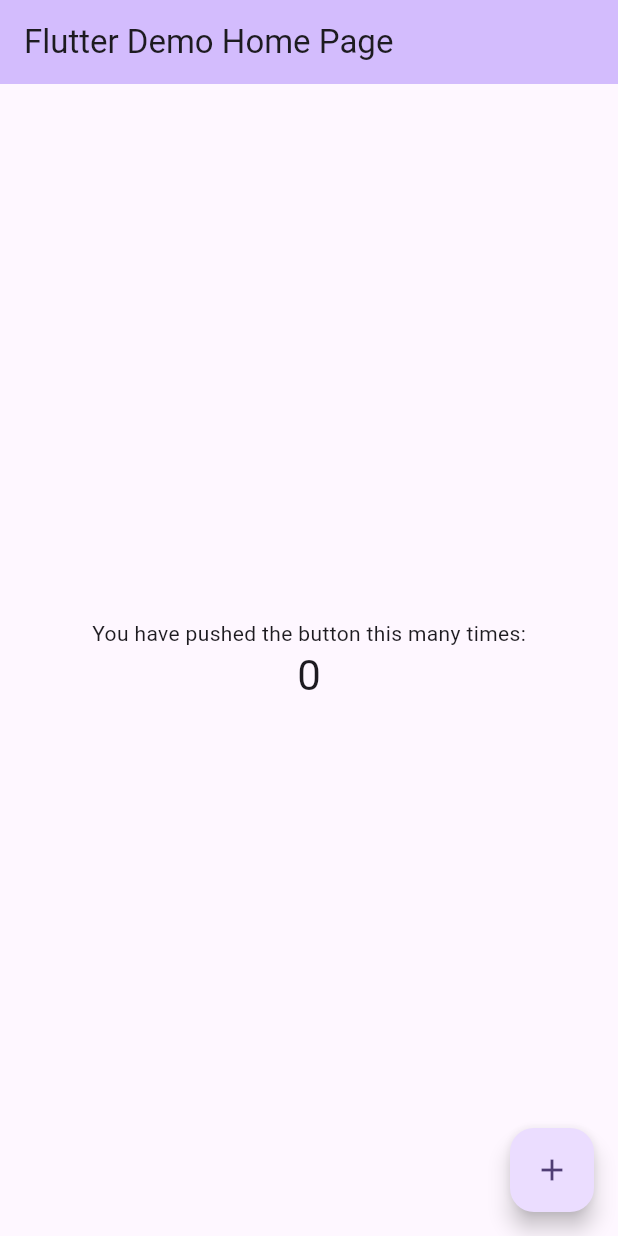
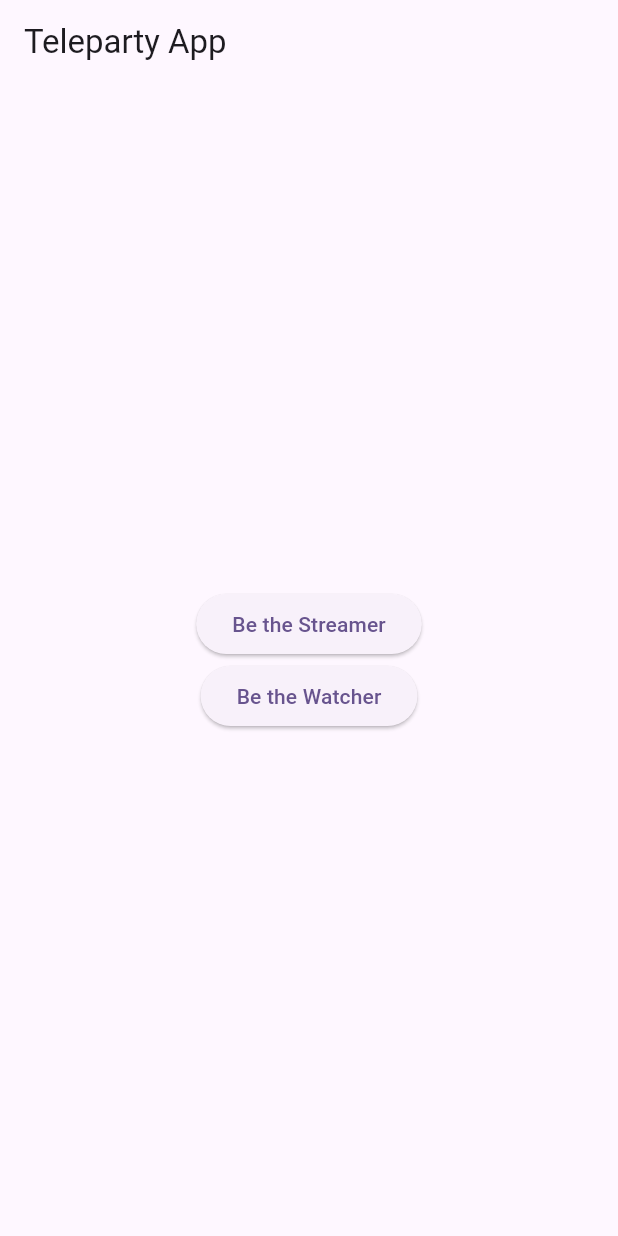
Before and after one commit to AmmarKhatri/streamer, a Flutter app: the screen it shows after launch, on a phone screen of 412 x 824 dp. Run offline on Flutter 3.47's test engine with Material 3 defaults, Android fonts, the phone set to English and light mode, and no system bars; our stand-ins replace file_picker, video_player; missing offline and left inert: flutter_webrtc.

```diff
--- a/lib/main.dart
+++ b/lib/main.dart
@@ -1,5 +1,5 @@
 import 'package:flutter/material.dart';
-
+import 'package:streamer/shared/home_page.dart';
 void main() {
   runApp(const MyApp());
 }
@@ -7,119 +7,15 @@ void main() {
 class MyApp extends StatelessWidget {
   const MyApp({super.key});
 
-  // This widget is the root of your application.
   @override
   Widget build(BuildContext context) {
     return MaterialApp(
-      title: 'Flutter Demo',
+      title: 'Teleparty App',
       theme: ThemeData(
-        // This is the theme of your application.
-        //
-        // TRY THIS: Try running your application with "flutter run". You'll see
-        // the application has a purple toolbar. Then, without quitting the app,
-        // try changing the seedColor in the colorScheme below to Colors.green
-        // and then invoke "hot reload" (save your changes or press the "hot
-        // reload" button in a Flutter-supported IDE, or press "r" if you used
-        // the command line to start the app).
-        //
-        // Notice that the counter didn't reset back to zero; the application
-        // state is not lost during the reload. To reset the state, use hot
-        // restart instead.
-        //
-        // This works for code too, not just values: Most code changes can be
-        // tested with just a hot reload.
         colorScheme: ColorScheme.fromSeed(seedColor: Colors.deepPurple),
         useMaterial3: true,
       ),
-      home: const MyHomePage(title: 'Flutter Demo Home Page'),
+      home: const MyHomePage(),
     );
   }
 }
-
-class MyHomePage extends StatefulWidget {
-  const MyHomePage({super.key, required this.title});
-
-  // This widget is the home page of your application. It is stateful, meaning
-  // that it has a State object (defined below) that contains fields that affect
-  // how it looks.
-
-  // This class is the configuration for the state. It holds the values (in this
-  // case the title) provided by the parent (in this case the App widget) and
-  // used by the build method of the State. Fields in a Widget subclass are
-  // always marked "final".
-
-  final String title;
-
-  @override
-  State<MyHomePage> createState() => _MyHomePageState();
-}
-
-class _MyHomePageState extends State<MyHomePage> {
-  int _counter = 0;
-
-  void _incrementCounter() {
-    setState(() {
-      // This call to setState tells the Flutter framework that something has
-      // changed in this State, which causes it to rerun the build method below
-      // so that the display can reflect the updated values. If we changed
-      // _counter without calling setState(), then the build method would not be
-      // called again, and so nothing would appear to happen.
-      _counter++;
-    });
-  }
-
-  @override
-  Widget build(BuildContext context) {
-    // This method is rerun every time setState is called, for instance as done
-    // by the _incrementCounter method above.
-    //
-    // The Flutter framework has been optimized to make rerunning build methods
-    // fast, so that you can just rebuild anything that needs updating rather
-    // than having to individually change instances of widgets.
-    return Scaffold(
-      appBar: AppBar(
-        // TRY THIS: Try changing the color here to a specific color (to
-        // Colors.amber, perhaps?) and trigger a hot reload to see the AppBar
-        // change color while the other colors stay the same.
-        backgroundColor: Theme.of(context).colorScheme.inversePrimary,
-        // Here we take the value from the MyHomePage object that was created by
-        // the App.build method, and use it to set our appbar title.
-        title: Text(widget.title),
-      ),
-      body: Center(
-        // Center is a layout widget. It takes a single child and positions it
-        // in the middle of the parent.
-        child: Column(
-          // Column is also a layout widget. It takes a list of children and
-          // arranges them vertically. By default, it sizes itself to fit its
-          // children horizontally, and tries to be as tall as its parent.
-          //
-          // Column has various properties to control how it sizes itself and
-          // how it positions its children. Here we use mainAxisAlignment to
-          // center the children vertically; the main axis here is the vertical
-          // axis because Columns are vertical (the cross axis would be
-          // horizontal).
-          //
-          // TRY THIS: Invoke "debug painting" (choose the "Toggle Debug Paint"
-          // action in the IDE, or press "p" in the console), to see the
-          // wireframe for each widget.
-          mainAxisAlignment: MainAxisAlignment.center,
-          children: <Widget>[
-            const Text(
-              'You have pushed the button this many times:',
-            ),
-            Text(
-              '$_counter',
-              style: Theme.of(context).textTheme.headlineMedium,
-            ),
-          ],
-        ),
-      ),
-      floatingActionButton: FloatingActionButton(
-        onPressed: _incrementCounter,
-        tooltip: 'Increment',
-        child: const Icon(Icons.add),
-      ), // This trailing comma makes auto-formatting nicer for build methods.
-    );
-  }
-}
--- /dev/null
+++ b/lib/shared/home_page.dart
@@ -0,0 +1,37 @@
+import 'package:flutter/material.dart';
+import 'package:streamer/streamer/streamer_page.dart';
+import 'package:streamer/watcher/watcher_page.dart';
+
+class MyHomePage extends StatelessWidget {
+  const MyHomePage({super.key});
+
+  @override
+  Widget build(BuildContext context) {
+    return Scaffold(
+      appBar: AppBar(
+        title: const Text('Teleparty App'),
+      ),
+      body: Center(
+        child: Column(
+          mainAxisAlignment: MainAxisAlignment.center,
+          children: [
+            ElevatedButton(
+              onPressed: () => Navigator.push(
+                context,
+                MaterialPageRoute(builder: (context) => const StreamerPage()),
+              ),
+              child: const Text('Be the Streamer'),
+            ),
+            ElevatedButton(
+              onPressed: () => Navigator.push(
+                context,
+                MaterialPageRoute(builder: (context) => const WatcherPage()),
+              ),
+              child: const Text('Be the Watcher'),
+            ),
+          ],
+        ),
+      ),
+    );
+  }
+}
--- a/pubspec.yaml
+++ b/pubspec.yaml
@@ -35,6 +35,9 @@ dependencies:
   # The following adds the Cupertino Icons font to your application.
   # Use with the CupertinoIcons class for iOS style icons.
   cupertino_icons: ^1.0.6
+  file_picker: ^8.1.7
+  flutter_webrtc: ^0.12.5+hotfix.2
+  video_player: ^2.9.2
 
 dev_dependencies:
   flutter_test:
```
Also changed, not shown: lib/streamer/streamer_page.dart (added, +146 -0 lines), lib/watcher/watcher_page.dart (added, +17 -0 lines), pubspec.lock, 5 other files.
